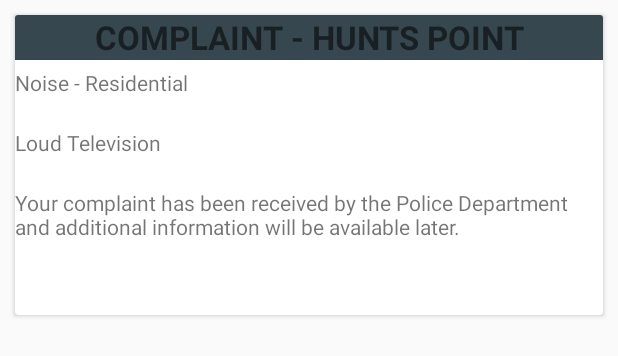
After one commit to nuily/NeighborHub, an Android app: the layout news_row.xml on its own in the app's theme, with its tools: preview values and no code run, on a phone screen of 412 x 824 dp. The commit adds this screen. Shown: the top 356 px of the screen. Run offline under Robolectric (Android 15) with nearby library versions, the phone set to English and light mode, and no system bars.

Commit message:
Added News Functionality

```diff
--- /dev/null
+++ b/app/src/main/res/layout/news_row.xml
@@ -0,0 +1,39 @@
+<?xml version="1.0" encoding="utf-8"?>
+<android.support.v7.widget.CardView xmlns:android="http://schemas.android.com/apk/res/android"
+    android:layout_margin="10dp"
+    android:layout_width="match_parent"
+    android:background="@color/colorAccent"
+    android:elevation="50dp"
+    android:layout_height="200dp">
+    <LinearLayout
+        android:orientation="vertical"
+        android:layout_width="match_parent"
+        android:layout_height="match_parent">
+        <TextView
+            android:layout_width="match_parent"
+            android:gravity="center"
+            android:textSize="22sp"
+            android:textStyle="bold"
+            android:text="COMPLAINT - HUNTS POINT"
+            android:background="@color/colorPostText"
+            android:layout_height="30dp" />
+
+        <TextView
+            android:layout_marginTop="5dp"
+            android:id="@+id/complaint_type_textview"
+            android:text="Noise - Residential"
+            android:layout_width="match_parent"
+            android:layout_height="40dp" />
+        <TextView
+            android:id="@+id/description_textview"
+            android:text="Loud Television"
+            android:layout_width="match_parent"
+            android:layout_height="40dp" />
+        <TextView
+            android:id="@+id/resolution_description"
+            android:text="Your complaint has been received by the Police Department and additional information will be available later."
+            android:layout_width="match_parent"
+            android:layout_height="match_parent" />
+    </LinearLayout>
+
+</android.support.v7.widget.CardView>
```
Also changed, not shown: app/src/main/java/nyc/c4q/huilin/neighborhoodhub/DisplayActivity.java (+8 -1 lines), app/src/main/java/nyc/c4q/huilin/neighborhoodhub/news/NewsAdapter.java (added, +40 -0 lines), app/src/main/java/nyc/c4q/huilin/neighborhoodhub/news/NewsFragment.java (added, +81 -0 lines), app/src/main/java/nyc/c4q/huilin/neighborhoodhub/news/NewsViewHolder.java (added, +31 -0 lines), app/src/main/java/nyc/c4q/huilin/neighborhoodhub/news/model/Complaint.java (added, +28 -0 lines), app/src/main/java/nyc/c4q/huilin/neighborhoodhub/news/model/ComplaintsService.java (added, +15 -0 lines), app/src/main/res/layout/fragment_news.xml (added, +10 -0 lines).
